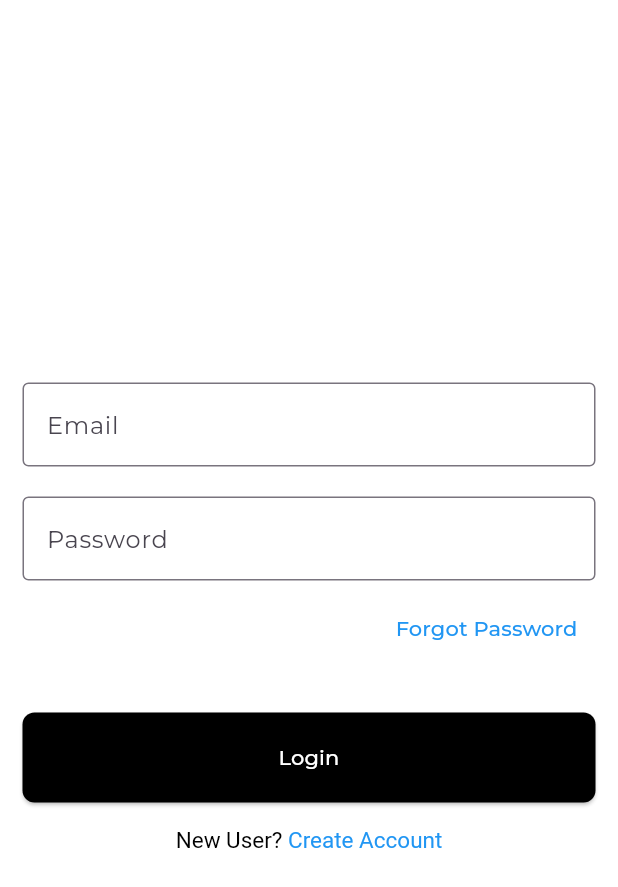
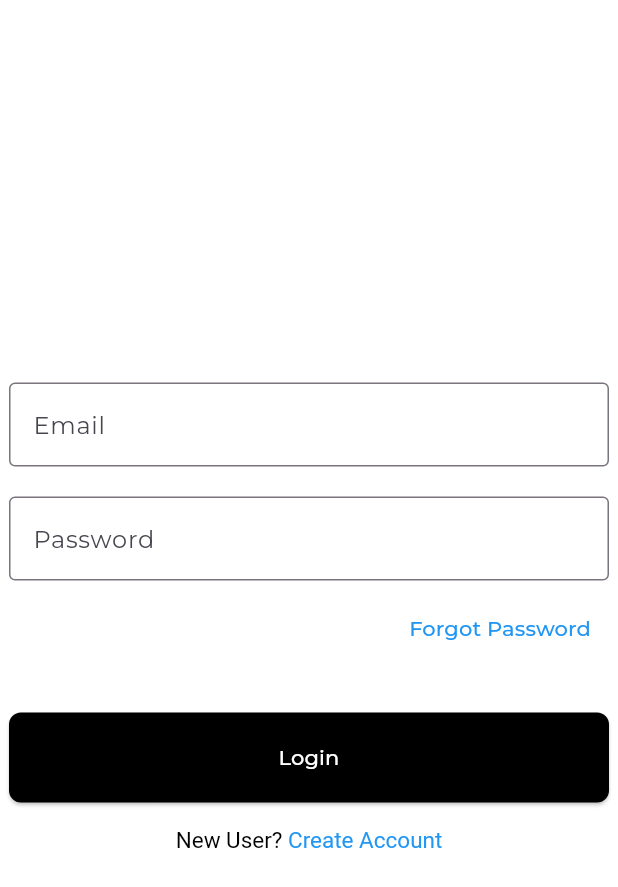
Before and after one commit to Alcachofraz/Teia, a Flutter app: the screen it shows after launch, on a phone screen of 412 x 824 dp. Shown: the top 887 px of the screen. Run offline on Flutter 3.47's test engine with Material 3 defaults, Android fonts, the phone set to English and light mode, and no system bars; our stand-ins replace auto_size_text, cloud_firestore, dio, firebase_auth, firebase_core, firebase_database and 9 more; missing offline and left inert: dart:html, flutter_quill, graphview, image_painter, just_the_tooltip, sorted_list and 1 more; accounts and stored records are empty; statements that could not run were skipped.

Commit message:
fix login

```diff
--- a/lib/main.dart
+++ b/lib/main.dart
@@ -3,8 +3,7 @@ import 'package:flutter/material.dart' hide Page;
 import 'package:get/get.dart';
 import 'package:google_fonts/google_fonts.dart';
 import 'package:teia/firebase_options.dart';
-import 'package:teia/screens/auth/login_screen.dart';
-import 'package:teia/screens/auth/register_screen.dart';
+import 'package:teia/screens/auth/auth_screen.dart';
 import 'package:teia/screens/chapter_editor/chapter_editor_screen.dart';
 import 'package:teia/screens/group/pages/group_screen.dart';
 import 'package:teia/screens/home/home_screen.dart';
@@ -34,7 +33,7 @@ class Teia extends StatelessWidget {
     return GetMaterialApp(
       debugShowCheckedModeBanner: false,
       title: 'Teia',
-      initialRoute: '/landing',
+      initialRoute: '/auth',
       getPages: [
         GetPage(
           name: '/home',
@@ -45,16 +44,8 @@ class Teia extends StatelessWidget {
           page: () => const GroupScreen(),
         ),
         GetPage(
-          name: '/landing',
+          name: '/auth',
           page: () => const LandingScreen(),
-        ),
-        GetPage(
-          name: '/login',
-          page: () => const LoginScreen(),
-        ),
-        GetPage(
-          name: '/register',
-          page: () => const RegisterScreen(),
         ),
         GetPage(
           name: '/chapter_editor',
@@ -94,7 +85,7 @@ class LandingScreen extends StatelessWidget {
           if (snapshot.data!) {
             return const HomeScreen();
           } else {
-            return const LoginScreen();
+            return AuthScreen();
           }
         } else {
           return const Scaffold(
--- /dev/null
+++ b/lib/screens/auth/auth_screen.dart
@@ -0,0 +1,52 @@
+import 'dart:ui';
+
+import 'package:flutter/material.dart';
+import 'package:get/get.dart';
+import 'package:teia/screens/auth/controller/auth_controller.dart';
+import 'package:teia/screens/auth/login_screen.dart';
+import 'package:teia/screens/auth/register_screen.dart';
+
+class AuthScreen extends GetView<AuthController> {
+  AuthScreen({super.key});
+
+  final PageController pageController = PageController();
+
+  @override
+  Widget build(BuildContext context) {
+    Get.put(AuthController());
+    return Scaffold(
+      backgroundColor: Colors.white,
+      body: Column(
+        children: [
+          Expanded(
+            child: PageView(
+              controller: pageController,
+              children: [
+                LoginScreen(
+                  goToRegister: () {
+                    controller.clearError();
+                    controller.emailController.clear();
+                    controller.passwordController.clear();
+                    pageController.jumpToPage(
+                      1,
+                    );
+                  },
+                ),
+                RegisterScreen(
+                  goToLogin: () {
+                    controller.clearError();
+                    controller.emailController.clear();
+                    controller.passwordController.clear();
+                    pageController.jumpToPage(
+                      0,
+                    );
+                  },
+                ),
+              ],
+            ),
+          ),
+        ],
+      ),
+    );
+  }
+}
--- a/lib/screens/auth/login_screen.dart
+++ b/lib/screens/auth/login_screen.dart
@@ -5,21 +5,27 @@ import 'package:get/get.dart';
 import 'package:teia/screens/auth/controller/auth_controller.dart';
 import 'package:teia/views/misc/rounded_button.dart';
 
-class LoginScreen extends GetView<AuthController> {
-  const LoginScreen({super.key});
+class LoginScreen extends StatefulWidget {
+  const LoginScreen({super.key, required this.goToRegister});
+
+  final void Function() goToRegister;
 
   @override
+  State<LoginScreen> createState() => _LoginScreenState();
+}
+
+class _LoginScreenState extends State<LoginScreen> {
+  @override
   Widget build(BuildContext context) {
-    Get.put(AuthController());
-    return Scaffold(
-      backgroundColor: Colors.white,
-      body: Center(
-        child: SingleChildScrollView(
-          child: SizedBox(
-            width: 450,
-            child: Padding(
-              padding: const EdgeInsets.symmetric(horizontal: 15),
+    final AuthController controller = Get.put(AuthController());
+    return Row(
+      children: [
+        Expanded(
+          child: Center(
+            child: SizedBox(
+              width: 400,
               child: Column(
+                mainAxisAlignment: MainAxisAlignment.center,
                 children: <Widget>[
                   const Gap(15),
                   TextFormField(
@@ -89,7 +95,7 @@ class LoginScreen extends GetView<AuthController> {
                           style:
                               const TextStyle(color: Colors.blue, fontSize: 15),
                           recognizer: TapGestureRecognizer()
-                            ..onTap = controller.goToRegister,
+                            ..onTap = widget.goToRegister,
                         ),
                       ],
                     ),
@@ -100,7 +106,7 @@ class LoginScreen extends GetView<AuthController> {
             ),
           ),
         ),
-      ),
+      ],
     );
   }
 }
--- a/lib/views/teia_button.dart
+++ b/lib/views/teia_button.dart
@@ -103,8 +103,6 @@ class TeiaButton extends StatelessWidget {
                   color: Colors.white,
                 ),
               )
-            else
-              const SizedBox.shrink(),
           ],
         ),
       ),
```
Also changed, not shown: lib/screens/auth/controller/auth_controller.dart (+0 -14 lines), lib/screens/auth/register_screen.dart (+17 -13 lines), lib/screens/home/home_screen.dart (+12 -2 lines).
